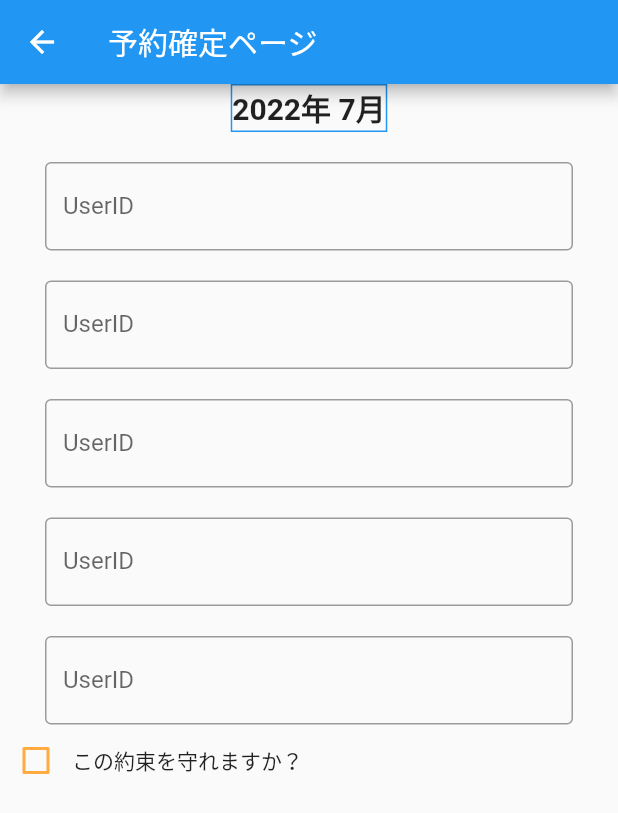
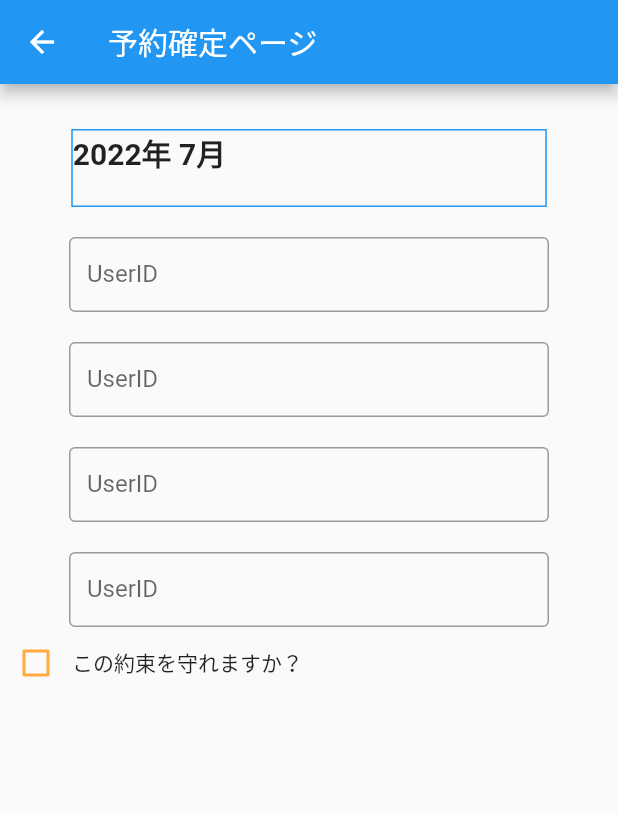
Before and after one commit to Issei-Hiramatsu/yoyakuform, a Flutter app: the SecondPage screen opened directly with empty values, after a tap on "一時的に遷都", on a phone screen of 412 x 824 dp. Shown: the top 813 px of the screen. Run offline on Flutter 3.47's test engine with Material 2 defaults, Android fonts, the phone set to English and light mode, and no system bars; our stand-ins replace table_calendar.

Commit message:
2回目のコミットです　ブランチ

```diff
--- a/flutter_untitle/lib/third_page.dart
+++ b/flutter_untitle/lib/third_page.dart
@@ -19,11 +19,16 @@ class _ThirdPage extends State {
         body: Center(
           child: Column(
             children: [
-              Container(
+              Padding(
+                padding: const EdgeInsets.only(top: 30.0),
+                child: Container(
                   decoration: BoxDecoration(
                     border: Border.all(color: Colors.blue),
                   ),
-                child: const Text(
+                  child: const SizedBox(
+                    width: 315,
+                    height: 50,
+                    child:  Text(
                       '2022年 7月',
                       style: TextStyle(
                         fontSize: 20,
@@ -31,8 +36,13 @@ class _ThirdPage extends State {
                       ),
                     ),
                   ),
+                ),
+              ),
               const Padding(
                 padding: EdgeInsets.only(top: 20, right: 30, left: 30),
+                child: SizedBox(
+                  width: 320,
+                  height: 50,
                   child: TextField(
                     decoration: InputDecoration(
                       border: OutlineInputBorder(),
@@ -40,8 +50,12 @@ class _ThirdPage extends State {
                     ),
                   ),
                 ),
+              ),
               const Padding(
                 padding: EdgeInsets.only(top: 20, right: 30, left: 30),
+                child: SizedBox(
+                  width: 320,
+                  height: 50,
                   child: TextField(
                     decoration: InputDecoration(
                       border: OutlineInputBorder(),
@@ -49,8 +63,12 @@ class _ThirdPage extends State {
                     ),
                   ),
                 ),
+              ),
               const Padding(
                 padding: EdgeInsets.only(top: 20, right: 30, left: 30),
+                child: SizedBox(
+                  width: 320,
+                  height: 50,
                   child: TextField(
                     decoration: InputDecoration(
                       border: OutlineInputBorder(),
@@ -58,21 +76,17 @@ class _ThirdPage extends State {
                     ),
                   ),
                 ),
+              ),
               const Padding(
                 padding: EdgeInsets.only(top: 20, right: 30, left: 30),
+                child: SizedBox(
+                  width: 320,
+                  height: 50,
                   child: TextField(
                     decoration: InputDecoration(
                       border: OutlineInputBorder(),
                       labelText: 'UserID',
                     ),
-                ),
-              ),
-              const Padding(
-                padding: EdgeInsets.only(top: 20, right: 30, left: 30),
-                child: TextField(
-                  decoration: InputDecoration(
-                    border: OutlineInputBorder(),
-                    labelText: 'UserID',
                   ),
                 ),
               ),
@@ -94,8 +108,10 @@ class _ThirdPage extends State {
                     ),
                   ),
                   const Text('この約束を守れますか？')
+
                 ],
               ),
+
             ],
           ),
         ));
```
Also changed, not shown: 1 other file. Lines whose indentation alone changed are shown as unchanged.
